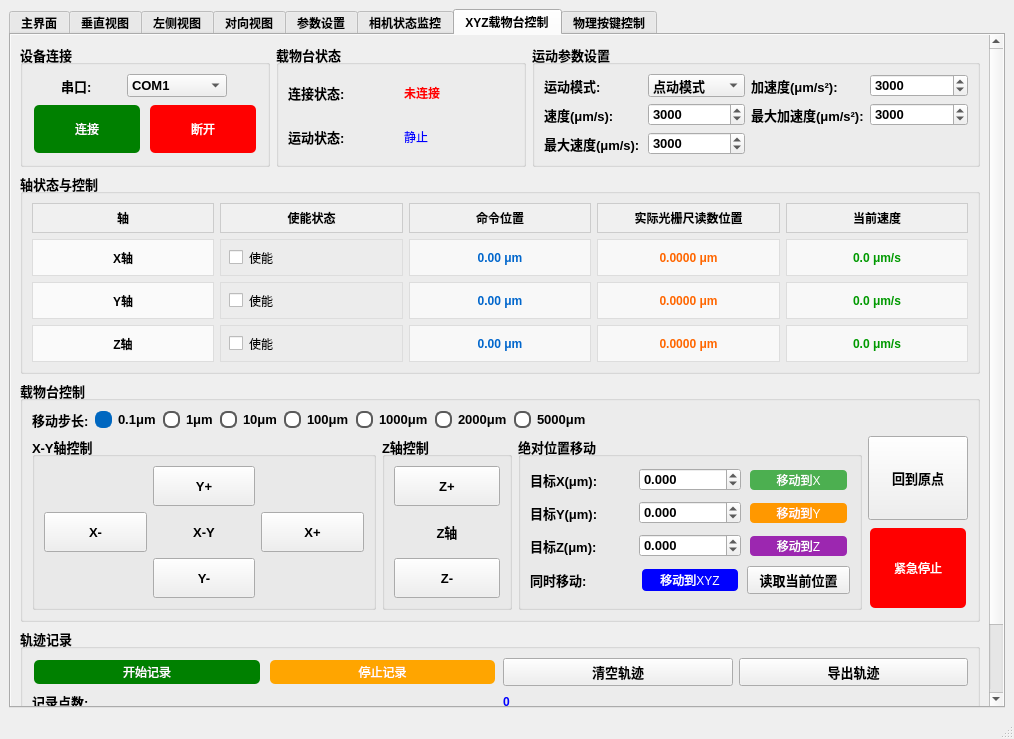
This is src/ui/MutiCamApp.ui in NicoleKJ9721/MutiCamApp as Qt 5 draws it before an edit. The edited form follows.
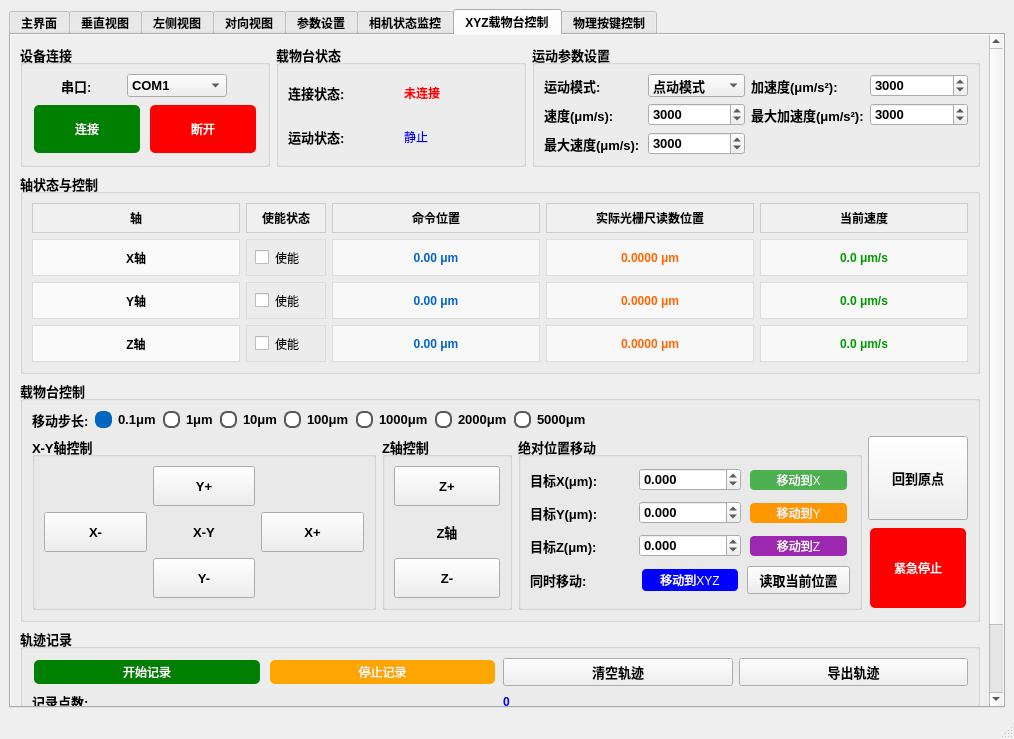
This is the edited form. The open tabs and pages were chosen to show the change.

Commit message:
🌈 style(MutiCamApp): 调整界面元素尺寸策略
- 为MutiCamApp界面中的多个元素设置固定尺寸策略，统一宽度为80像素。

Patch:
```diff
--- a/src/ui/MutiCamApp.ui
+++ b/src/ui/MutiCamApp.ui
@@ -3895,6 +3895,24 @@
                </item>
                <item row="0" column="1">
                 <widget class="QLabel" name="labelEnableHeader">
+                 <property name="sizePolicy">
+                  <sizepolicy hsizetype="Fixed" vsizetype="Preferred">
+                   <horstretch>0</horstretch>
+                   <verstretch>0</verstretch>
+                  </sizepolicy>
+                 </property>
+                 <property name="minimumSize">
+                  <size>
+                   <width>80</width>
+                   <height>0</height>
+                  </size>
+                 </property>
+                 <property name="maximumSize">
+                  <size>
+                   <width>80</width>
+                   <height>16777215</height>
+                  </size>
+                 </property>
                  <property name="styleSheet">
                   <string>background-color: #f0f0f0; font-weight: bold; padding: 5px; border: 1px solid #ccc;</string>
                  </property>
@@ -3960,6 +3978,24 @@
                </item>
                <item row="1" column="1">
                 <widget class="QCheckBox" name="checkBoxEnableX">
+                 <property name="sizePolicy">
+                  <sizepolicy hsizetype="Fixed" vsizetype="Preferred">
+                   <horstretch>0</horstretch>
+                   <verstretch>0</verstretch>
+                  </sizepolicy>
+                 </property>
+                 <property name="minimumSize">
+                  <size>
+                   <width>80</width>
+                   <height>0</height>
+                  </size>
+                 </property>
+                 <property name="maximumSize">
+                  <size>
+                   <width>80</width>
+                   <height>16777215</height>
+                  </size>
+                 </property>
                  <property name="styleSheet">
                   <string>padding: 8px; border: 1px solid #ddd;</string>
                  </property>
@@ -4025,6 +4061,24 @@
                </item>
                <item row="2" column="1">
                 <widget class="QCheckBox" name="checkBoxEnableY">
+                 <property name="sizePolicy">
+                  <sizepolicy hsizetype="Fixed" vsizetype="Preferred">
+                   <horstretch>0</horstretch>
+                   <verstretch>0</verstretch>
+                  </sizepolicy>
+                 </property>
+                 <property name="minimumSize">
+                  <size>
+                   <width>80</width>
+                   <height>0</height>
+                  </size>
+                 </property>
+                 <property name="maximumSize">
+                  <size>
+                   <width>80</width>
+                   <height>16777215</height>
+                  </size>
+                 </property>
                  <property name="styleSheet">
                   <string>padding: 8px; border: 1px solid #ddd;</string>
                  </property>
@@ -4090,6 +4144,24 @@
                </item>
                <item row="3" column="1">
                 <widget class="QCheckBox" name="checkBoxEnableZ">
+                 <property name="sizePolicy">
+                  <sizepolicy hsizetype="Fixed" vsizetype="Preferred">
+                   <horstretch>0</horstretch>
+                   <verstretch>0</verstretch>
+                  </sizepolicy>
+                 </property>
+                 <property name="minimumSize">
+                  <size>
+                   <width>80</width>
+                   <height>0</height>
+                  </size>
+                 </property>
+                 <property name="maximumSize">
+                  <size>
+                   <width>80</width>
+                   <height>16777215</height>
+                  </size>
+                 </property>
                  <property name="styleSheet">
                   <string>padding: 8px; border: 1px solid #ddd;</string>
                  </property>
```
The commit also changes 1 other file.
